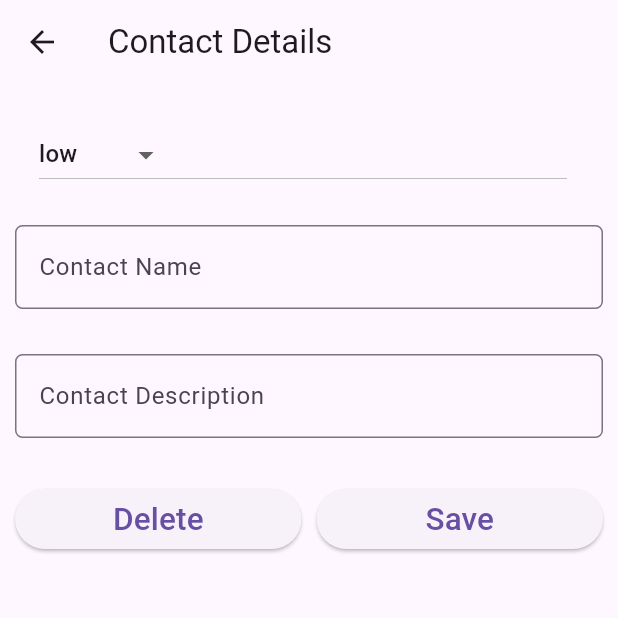
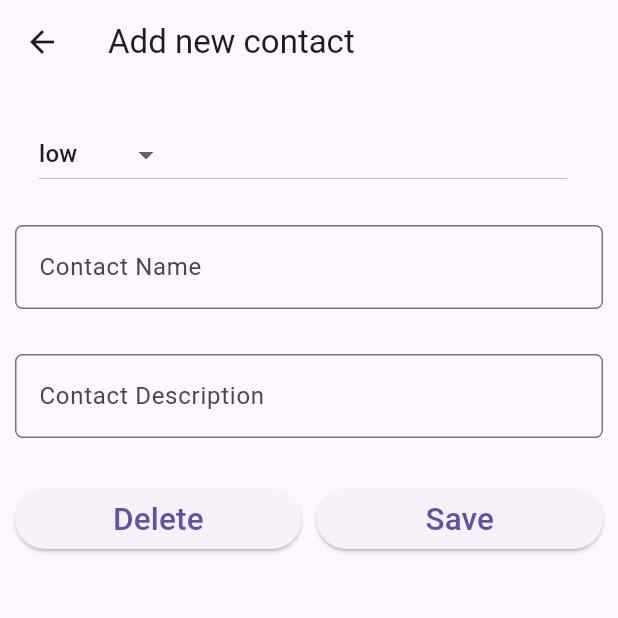
Before and after one commit to mezgoodle/ContactAssistant, a Flutter app: the screen it shows after launch, after a tap on the "add" icon, on a phone screen of 412 x 824 dp, the top half of it. Run offline on Flutter 3.47's test engine with Material 3 defaults, Android fonts, the phone set to English and light mode, and no system bars.

Commit message:
Refactor ContactDetailScreen to accept title parameter and update navigation in ContactListScreen

```diff
--- a/lib/screens/contact_detail_screen.dart
+++ b/lib/screens/contact_detail_screen.dart
@@ -1,23 +1,36 @@
 import 'package:flutter/material.dart';
 
 class ContactDetailScreen extends StatefulWidget {
-  const ContactDetailScreen({super.key});
+  String title;
+
+  ContactDetailScreen(this.title, {super.key});
 
   @override
-  State<ContactDetailScreen> createState() => _ContactDetailScreenState();
+  State<ContactDetailScreen> createState() =>
+      _ContactDetailScreenState(this.title);
 }
 
 class _ContactDetailScreenState extends State<ContactDetailScreen> {
   static var _priorities = ["high", "medium", "low"];
 
+  String title;
+
   TextEditingController _titleController = TextEditingController();
   TextEditingController _descriptionController = TextEditingController();
+
+  _ContactDetailScreenState(this.title);
 
   @override
   Widget build(BuildContext context) {
     return Scaffold(
       appBar: AppBar(
-        title: const Text('Contact Details'),
+        title: Text(title),
+        leading: IconButton(
+          icon: const Icon(Icons.arrow_back),
+          onPressed: () {
+            moveToLastScreen();
+          },
+        ),
       ),
       body: Padding(
         padding: const EdgeInsets.only(top: 15.0, left: 10.0, right: 10.0),
@@ -104,4 +117,8 @@ class _ContactDetailScreenState extends State<ContactDetailScreen> {
       ),
     );
   }
+
+  void moveToLastScreen() {
+    Navigator.pop(context);
+  }
 }
--- a/lib/screens/contact_list_screen.dart
+++ b/lib/screens/contact_list_screen.dart
@@ -19,9 +19,7 @@ class _ContactListScreenState extends State<ContactListScreen> {
       floatingActionButton: FloatingActionButton(
         onPressed: () {
           debugPrint('Floating Action Button Pressed');
-          Navigator.push(context, MaterialPageRoute(builder: (context) {
-            return const ContactDetailScreen();
-          }));
+          navigateToContactDetail('Add new contact');
         },
         tooltip: 'Add note',
         child: const Icon(Icons.add, color: Colors.white, size: 30.0),
@@ -46,10 +44,17 @@ class _ContactListScreenState extends State<ContactListScreen> {
             trailing: const Icon(Icons.delete, color: Colors.grey),
             onTap: () {
               debugPrint('Tapped on contact ${index + 1}');
+              navigateToContactDetail('Edit contact');
             },
           ),
         );
       },
     );
   }
+
+  void navigateToContactDetail(String title) {
+    Navigator.push(context, MaterialPageRoute(builder: (context) {
+      return ContactDetailScreen(title);
+    }));
+  }
 }
```
